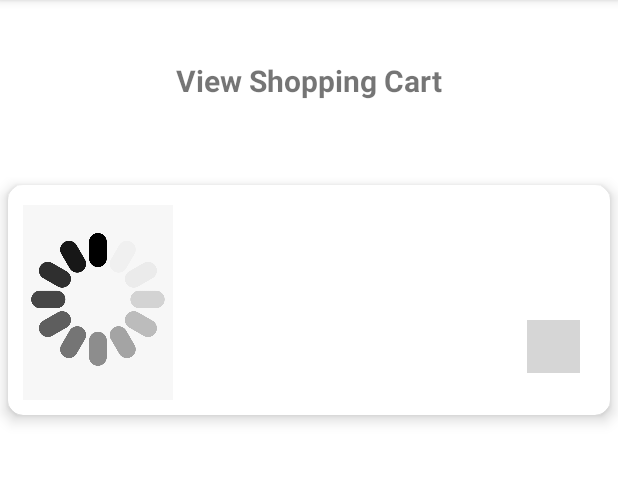
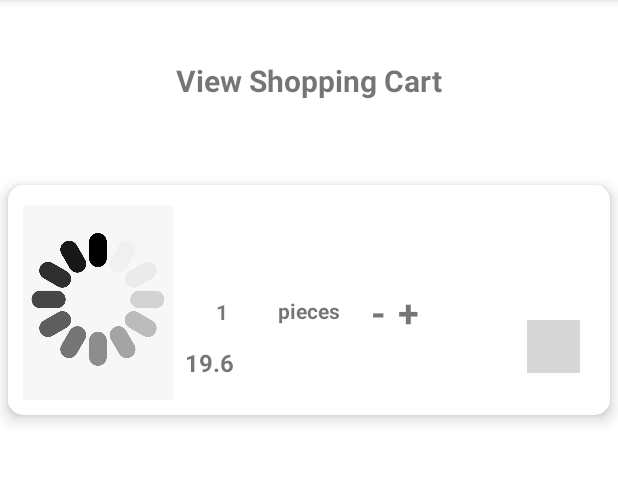
Before and after one commit to IrinaDobre/android-mdas, an Android app: the ShoppingCartActivity screen opened directly, with no data from a screen before it, on a phone screen of 412 x 824 dp, the part 84-568 px from its top. Run offline under Robolectric (Android 15) with nearby library versions, the phone set to English and light mode, and no system bars; pictures from the network do not load; grey boxes are pictures that could not be loaded.

Commit message:
shopping cart changes

```diff
--- a/app/src/main/java/com/example/mdasproject/BookDetailsActivity.java
+++ b/app/src/main/java/com/example/mdasproject/BookDetailsActivity.java
@@ -69,13 +69,14 @@ public class BookDetailsActivity extends AppCompatActivity {
 
         Glide.with(this).load(thumbnail).apply(requestOptions).into(ivThumbnail);
 
+        String finalThumbnail = thumbnail;
         cartFAB.setOnClickListener(v -> {
             ShoppingCartItem cartItem = new ShoppingCartItem();
             cartItem.setTitle(collapsingToolbarLayout.getTitle().toString());
             cartItem.setAuthors(tvAuthors.getText().toString());
             cartItem.setQuantity(1);
             cartItem.setTotalPrice(19.6); //Double.valueOf(tvPrice.getText().toString())
-            //cartItem.setImageBook();
+            cartItem.setImageBook(finalThumbnail);
             User.shoppingList.add(cartItem);
             Toast.makeText(getApplicationContext(), "The book was added to your shopping cart", Toast.LENGTH_SHORT).show();
         });
--- a/app/src/main/java/com/example/mdasproject/ShoppingCartActivity.java
+++ b/app/src/main/java/com/example/mdasproject/ShoppingCartActivity.java
@@ -9,6 +9,7 @@ import android.os.Bundle;
 import com.example.mdasproject.adapters.RecyclerViewAdapter;
 import com.example.mdasproject.adapters.ShoppingCartAdapter;
 import com.example.mdasproject.classes.Book;
+import com.example.mdasproject.classes.ShoppingCartItem;
 
 import java.util.ArrayList;
 import java.util.List;
@@ -30,5 +31,9 @@ public class ShoppingCartActivity extends AppCompatActivity {
         shoppingCartAdapter = new ShoppingCartAdapter(this, User.shoppingList);
         recyclerView.setAdapter(shoppingCartAdapter);
 
+
+
+
+
     }
 }
--- a/app/src/main/java/com/example/mdasproject/adapters/ShoppingCartAdapter.java
+++ b/app/src/main/java/com/example/mdasproject/adapters/ShoppingCartAdapter.java
@@ -1,6 +1,7 @@
 package com.example.mdasproject.adapters;
 
 import android.content.Context;
+import android.content.Intent;
 import android.view.LayoutInflater;
 import android.view.View;
 import android.view.ViewGroup;
@@ -52,6 +53,7 @@ public class ShoppingCartAdapter extends RecyclerView.Adapter<ShoppingCartAdapte
         holder.tvTitle.setText(shoppingCartItem.getTitle());
         holder.tvAuthor.setText(shoppingCartItem.getAuthors());
         holder.tvTotalPrice.setText(Double.toString(shoppingCartItem.getTotalPrice()));
+        holder.tvQuantity.setText(Integer.toString(shoppingCartItem.getQuantity()));
 
         if (shoppingCartItem.getImageBook() != null) {
             Glide.with(mContext).load(shoppingCartItem.getImageBook()).apply(options).into(holder.ivImageBook);
@@ -72,11 +74,11 @@ public class ShoppingCartAdapter extends RecyclerView.Adapter<ShoppingCartAdapte
         public MyViewHolder(View itemView) {
             super(itemView);
 
-            ivImageBook = itemView.findViewById(R.id.thumbnail);
+            ivImageBook = itemView.findViewById(R.id.imageBookCart);
             tvTitle = itemView.findViewById(R.id.titleCart);
             tvAuthor = itemView.findViewById(R.id.authorCart);
             tvTotalPrice = itemView.findViewById(R.id.totalPrice);
-            //tvQuantity = itemView.findViewById(R.id.quantityCart);
+            tvQuantity = itemView.findViewById(R.id.quantityCart);
             container = itemView.findViewById(R.id.containerCart);
             cardViewHolder = itemView.findViewById(R.id.cardViewHolderShoppingCart);
         }
--- a/app/src/main/res/layout/cart_item.xml
+++ b/app/src/main/res/layout/cart_item.xml
@@ -25,7 +25,7 @@
                 android:layout_width="100dp"
                 android:layout_height="match_parent"
                 android:background="@drawable/load"
-                android:contentDescription="thumbnail" />
+                android:contentDescription="imageBook" />
 
             <LinearLayout
                 android:layout_width="match_parent"
@@ -40,7 +40,6 @@
                     android:fontFamily="sans-serif-medium"
                     android:maxLines="3"
                     android:text="Title"
-                    android:textColor="@color/white"
                     android:textSize="20sp"
                     android:textStyle="bold" />
 
@@ -50,20 +49,18 @@
                     android:layout_height="wrap_content"
                     android:maxLines="2"
                     android:text="Author"
-                    android:textColor="@color/white"
                     android:textSize="13sp" />
 
-                <!--   <androidx.constraintlayout.widget.ConstraintLayout
+                   <androidx.constraintlayout.widget.ConstraintLayout
                     android:layout_width="wrap_content"
                     android:layout_height="wrap_content">
 
                     <TextView
                         android:id="@+id/quantityCart"
-                        android:layout_width="wrap_content"
-                        android:layout_height="wrap_content"
+                        android:layout_width="50dp"
+                        android:layout_height="25dp"
                         android:gravity="center"
-                        android:text="2"
-                        android:textColor="@color/design_default_color_surface"
+                        android:text="10"
                         android:textSize="14sp"
                         android:textStyle="bold"
                         app:layout_constraintBottom_toBottomOf="parent"
@@ -72,11 +69,11 @@
 
                        <TextView
                            android:id="@+id/labelPieces"
-                        android:layout_width="wrap_content"
-                        android:layout_height="wrap_content"
+                           android:layout_width="50dp"
+                           android:layout_height="25dp"
+                           android:layout_marginStart="8dp"
                            android:gravity="center"
                            android:text="pieces"
-                        android:textColor="@color/design_default_color_surface"
                            android:textSize="14sp"
                            android:textStyle="bold"
                            app:layout_constraintBottom_toBottomOf="parent"
@@ -91,7 +88,6 @@
                         android:layout_marginStart="8dp"
                         android:gravity="center"
                         android:text="+"
-                        android:textColor="@color/design_default_color_surface"
                         android:textSize="25dp"
                         android:textStyle="bold"
                         app:layout_constraintBottom_toBottomOf="parent"
@@ -107,7 +103,6 @@
                         android:layout_marginStart="16dp"
                         android:gravity="center"
                         android:text="-"
-                        android:textColor="@color/design_default_color_surface"
                         android:textSize="25dp"
                         android:textStyle="bold"
                         app:layout_constraintBottom_toBottomOf="parent"
@@ -116,7 +111,7 @@
                         app:layout_constraintVertical_bias="0.4"/>
 
 
-                </androidx.constraintlayout.widget.ConstraintLayout> -->
+                </androidx.constraintlayout.widget.ConstraintLayout>
 
                 <TextView
                     android:id="@+id/totalPrice"
@@ -126,7 +121,6 @@
                     android:layout_marginBottom="5dp"
                     android:gravity="center"
                     android:text="Price"
-                    android:textColor="@color/design_default_color_surface"
                     android:textSize="16sp"
                     android:textStyle="bold" />
 
```
Lines whose indentation alone changed are shown as unchanged.
